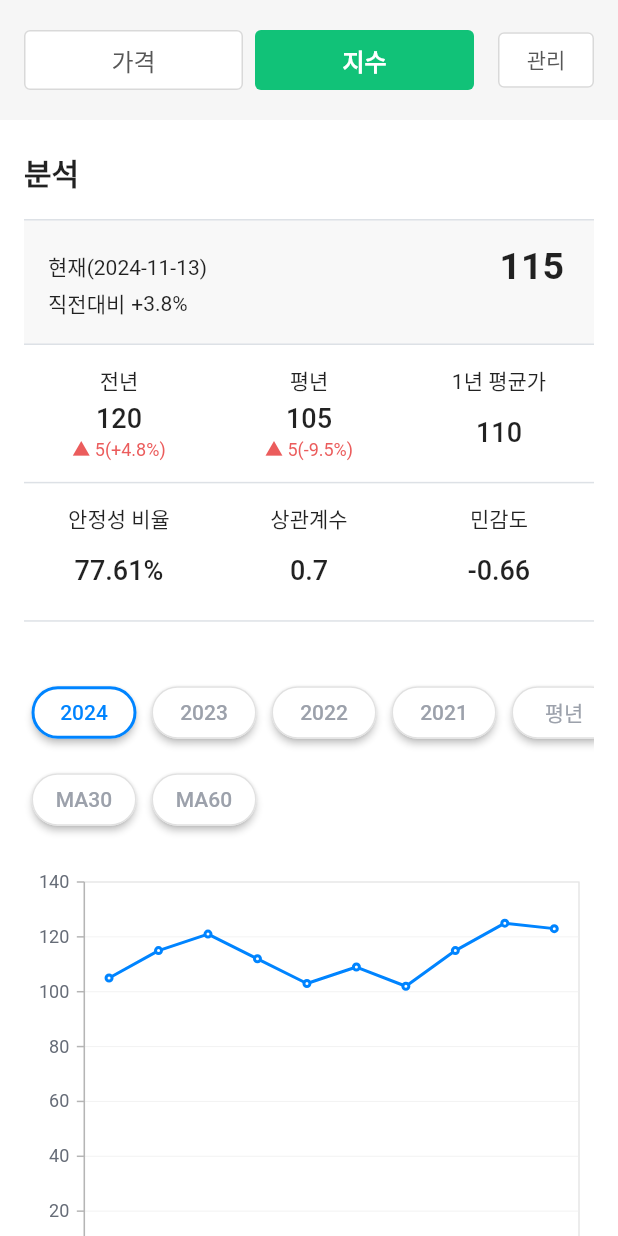
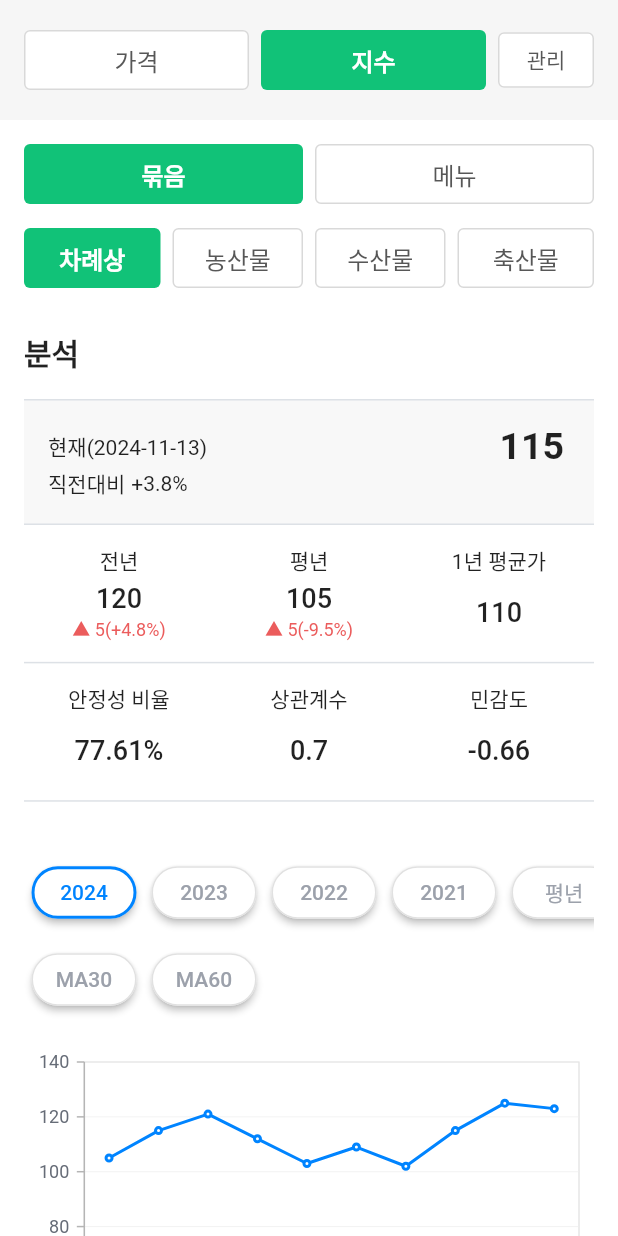
Before and after one commit to hyeonjinie/v3.1, a Flutter app: the SubscriptedPage widget shown alone on an empty page, opened directly, after a tap on "지수", on a phone screen of 412 x 824 dp. Run offline on Flutter 3.47's test engine with Material 3 defaults, Android fonts, the phone set to English and light mode, and no system bars; our stand-ins replace carousel_slider, cloud_firestore, dio, equatable, firebase_auth, firebase_core and 4 more; missing offline and left inert: kpostal; accounts and stored records are empty; network calls fail; Roboto replaces fonts that are missing (Pretendard); project files that could hold a hidden picture were left out.

Commit message:
디렉토리 수정&카테고리 추가

```diff
--- /dev/null
+++ b/lib/screens/info_center/subscription/subscripted/mock_data/subs_mock.dart
@@ -0,0 +1,277 @@
+// 가격 카테고리
+const priceCategory = {
+  "categories": [
+    {
+      "level": 1,
+      "options": ["가격", "지수"]
+    },
+    {
+      "level": 2,
+      "options": ["경매", "도매", "소매", "수입"]
+    },
+    {
+      "level": 3,
+      "options": ["농산물", "축산물", "수산물", "가공식품"]
+    },
+  ],
+  "products": [
+    {
+      "name": "딸기",
+      "price": 500000,
+      "filters": {
+        "terms": "D+7",
+        "markets": "경매",
+        "category": "농산물",
+        "subtype": "과일",
+        "detail": "과실류"
+      }
+    },
+    {
+      "name": "딸기",
+      "price": 500000,
+      "filters": {
+        "terms": "D+7",
+        "markets": "도매",
+        "category": "농산물",
+        "subtype": "과일",
+        "detail": "과실류"
+      }
+    },
+    {
+      "name": "사과",
+      "price": 1500000,
+      "filters": {
+        "terms": "D+15",
+        "markets": "소매",
+        "category": "농산물",
+        "subtype": "과일",
+        "detail": "과실류"
+      }
+    },
+    {
+      "name": "포도",
+      "price": 3000000,
+      "filters": {
+        "terms": "D+30",
+        "markets": "도매",
+        "category": "농산물",
+        "subtype": "과일",
+        "detail": "과실류"
+      }
+    },
+    {
+      "name": "상추",
+      "price": 500000,
+      "filters": {
+        "terms": "D+7",
+        "markets": "경매",
+        "category": "농산물",
+        "subtype": "채소",
+        "detail": "잎채류"
+      }
+    },
+    {
+      "name": "감자",
+      "price": 3000000,
+      "filters": {
+        "terms": "D+30",
+        "markets": "소매",
+        "category": "농산물",
+        "subtype": "채소",
+        "detail": "뿌리채소"
+      }
+    }
+  ]
+};
+
+// 지수 카테고리
+const indexCategory = {
+  "categories": [
+    {
+      "level": 1,
+      "options": ["지수"]
+    },
+    {
+      "level": 2,
+      "options": ["묶음", "메뉴"]
+    },
+    {
+      "level": 3,
+      "options": ["차례상", "농산물", "수산물", "축산물"]
+    },
+  ],
+  "indices": [
+    {
+      "name": "종합",
+      "price": 1500000,
+      "filters": {
+        "term": "D+15",
+        "category": "농산물",
+        "type": "묶음",
+        "detail": "표준코드별"
+      }
+    },
+    {
+      "name": "가락Top10",
+      "index_value": 500000,
+      "filters": {
+        "term": "D+7",
+        "category": "농산물",
+        "type": "묵음",
+        "detail": "시장별"
+      }
+    },
+  ]
+};
+
+// 가격 품목 샘플
+const priceProd = {
+    "딸기": {
+      "actual": {
+        "2021": {
+          "특": {
+            "price": [0, 0, 0, 0, 0, 0, 0, 11568.75, 10135.5, 10976.2, 10583.25, 10524.75],
+            "date": [1, 2, 3, 4, 5, 6, 7, 8, 9, 10 ,11 ,12]
+          },
+          "상": {
+            "price": [0, 0, 0, 0, 0, 0, 0, 11568.75, 10135.5, 10976.2, 10583.25, 10524.75],
+            "date": [1, 2, 3, 4, 5, 6, 7, 8, 9, 10 ,11 ,12]
+          }
+        },
+        "2022": {
+          "특": {
+            "price": [10445, 9672, 9419.75, 10370.6, 7578, 8171, 7914.8, 7208.25, 7916, 9566.2, 9144.25, 8540],
+            "date": [1, 2, 3, 4, 5, 6, 7, 8, 9, 10 ,11 ,12]
+          },
+          "상": {
+            "price": [10445, 9672, 9419.75, 10370.6, 7578, 8171, 7914.8, 7208.25, 7916, 9566.2, 9144.25, 8540],
+            "date": [1, 2, 3, 4, 5, 6, 7, 8, 9, 10 ,11 ,12]
+          }
+        },
+        "2023": {
+          "특": {
+            "price": [10445, 9672, 9419.75, 10370.6, 7578, 8171, 7914.8, 7208.25, 7916, 9566.2, 9144.25, 8540],
+            "date": [1, 2, 3, 4, 5, 6, 7, 8, 9, 10 ,11 ,12]
+          },
+          "중": {
+            "price": [10445, 9672, 9419.75, 10370.6, 7578, 8171, 7914.8, 7208.25, 7916, 9566.2, 9144.25, 8540],
+            "date": [1, 2, 3, 4, 5, 6, 7, 8, 9, 10 ,11 ,12]
+          }
+        },
+        "2024": {
+          "특": {
+            "price": [7300, 8422, 7374.9, 9552.25, 5837, 6741.8, 6355.75, 6794.25, 7093.4, 9637.5, null, null],
+            "date": [1, 2, 3, 4, 5, 6, 7, 8, 9, 10 ,11 ,12]
+          },
+          "상": {
+            "price": [7300, 8422, 7374.9, 9552.25, 5837, 6741.8, 6355.75, 6794.25, 7093.4, 9637.5, null, null],
+            "date": [1, 2, 3, 4, 5, 6, 7, 8, 9, 10 ,11 ,12]
+          }
+        },
+        "평년": {
+          "2023": {
+            "특": {
+              "price": [11568.75, 10135.5, 10976.2, 10583.25, 10524.75, 10583.25, 10524.75, 11568.75, 10135.5, 10976.2, 10583.25, 10524.75],
+              "date": [1, 2, 3, 4, 5, 6, 7, 8, 9, 10 ,11 ,12]
+            },
+            "상": {
+              "price": [11568.75, 10135.5, 10976.2, 10583.25, 10524.75, 10583.25, 10524.75, 11568.75, 10135.5, 10976.2, 10583.25, 10524.75],
+              "date": [1, 2, 3, 4, 5, 6, 7, 8, 9, 10 ,11 ,12]
+            }
+          },
+          "2024": {
+            "특": {
+              "price": [11568.75, 10135.5, 10976.2, 10583.25, 10524.75, 10583.25, 10524.75, 11568.75, 10135.5, 10976.2, 10583.25, 10524.75],
+              "date": [1, 2, 3, 4, 5, 6, 7, 8, 9, 10 ,11 ,12]
+            },
+            "상": {
+              "price": [11568.75, 10135.5, 10976.2, 10583.25, 10524.75, 10583.25, 10524.75, 11568.75, 10135.5, 10976.2, 10583.25, 10524.75],
+              "date": [1, 2, 3, 4, 5, 6, 7, 8, 9, 10 ,11 ,12]
+            }
+          },
+        },
+        "act_analysis": {
+            "date": "2024-11-13",
+            "this_value": 9637.5,
+            "rate_compared_last_value": 35.87,
+            "value_compared_last_year": 9566.2,
+            "diff_compared_last_value_year": 71.3,
+            "rate_compared_last_year": 0.75,
+            "value_compared_common_3years": 10271.2,
+            "diff_value_compared_common_3years": -633.7,
+            "rate_compared_common_3years": -6.17,
+            "year_average_value": 7726.82,
+            "year_change_value": 0.61,
+            "seasonal_index": 1.28,
+            "supply_stability_index": 6.13,
+            "currency_unit": "￦"
+            }
+      },
+      "predict": {
+        "2021": {
+          "특": {
+            "act_price": [11535.03, 10119.14, 10965.09, 10604.76, 10530.18, 11777.22, 10209.14, 10165.09, 10204.76, 10530.18, 11535.03, 10119.14],
+            "pred_price": [11777.22, 10209.14, 10165.09, 10204.76, 10530.18, 11535.03, 10119.14, 10965.09, 10604.76, 10530.18, 10965.09, 10604.76],
+            "date": [1, 2, 3, 4, 5, 6, 7, 8, 9, 10 ,11 ,12]
+          },
+          "상": {
+            "act_price": [11535.03, 10119.14, 10965.09, 10604.76, 10530.18, 11777.22, 10209.14, 10165.09, 10204.76, 10530.18, 11535.03, 10119.14],
+            "pred_price": [11777.22, 10209.14, 10165.09, 10204.76, 10530.18, 11535.03, 10119.14, 10965.09, 10604.76, 10530.18, 10965.09, 10604.76],
+            "date": [1, 2, 3, 4, 5, 6, 7, 8, 9, 10 ,11 ,12]
+          }
+        },
+        "2022": {
+          "특": {
+            "act_price": [10399.32, 9651.46, 9439.24, 10185.19, 7690.02, 8176.39, 7924.86, 7252.91, 7916.46, 9591.9, 9150.09, 8519.17],
+            "pred_price": [11535.03, 10119.14, 10965.09, 10604.76, 10530.18, 11777.22, 10209.14, 10165.09, 10204.76, 10530.18, 11535.03, 10119.14],
+            "date": [1, 2, 3, 4, 5, 6, 7, 8, 9, 10 ,11 ,12]
+          },
+          "상": {
+            "act_price": [10399.32, 9651.46, 9439.24, 10185.19, 7690.02, 8176.39, 7924.86, 7252.91, 7916.46, 9591.9, 9150.09, 8519.17],
+            "pred_price": [11535.03, 10119.14, 10965.09, 10604.76, 10530.18, 11777.22, 10209.14, 10165.09, 10204.76, 10530.18, 11535.03, 10119.14],
+            "date": [1, 2, 3, 4, 5, 6, 7, 8, 9, 10 ,11 ,12]
+          }
+        },
+        "2023": {
+          "특": {
+            "act_price": [10399.32, 9651.46, 9439.24, 10185.19, 7690.02, 8176.39, 7924.86, 7252.91, 7916.46, 9591.9, 9150.09, 8519.17],
+            "pred_price": [11535.03, 10119.14, 10965.09, 10604.76, 10530.18, 11777.22, 10209.14, 10165.09, 10204.76, 10530.18, 11535.03, 10119.14],
+            "date": [1, 2, 3, 4, 5, 6, 7, 8, 9, 10 ,11 ,12]
+          },
+          "상": {
+            "act_price": [10399.32, 9651.46, 9439.24, 10185.19, 7690.02, 8176.39, 7924.86, 7252.91, 7916.46, 9591.9, 9150.09, 8519.17],
+            "pred_price": [11535.03, 10119.14, 10965.09, 10604.76, 10530.18, 11777.22, 10209.14, 10165.09, 10204.76, 10530.18, 11535.03, 10119.14],
+            "date": [1, 2, 3, 4, 5, 6, 7, 8, 9, 10 ,11 ,12]
+          }
+        },
+        "2024": {
+          "특": {
+            "act_price": [7378.55, 8367.44, 7471.72, 8924.46, 6619.54, 7985.19, 7536.57],
+            "pred_price": [10399.32, 9651.46, 9439.24, 10185.19, 7690.02, 8176.39, 7924.86, 7252.91, 7916.46, 9591.9, 9150.09, 8519.17],
+            "date": [1, 2, 3, 4, 5, 6, 7, 8, 9, 10 ,11 ,12]
+          },
+          "상": {
+            "act_price": [7378.55, 8367.44, 7471.72, 8924.46, 6619.54, 7985.19, 7536.57],
+            "pred_price": [10399.32, 9651.46, 9439.24, 10185.19, 7690.02, 8176.39, 7924.86, 7252.91, 7916.46, 9591.9, 9150.09, 8519.17],
+            "date": [1, 2, 3, 4, 5, 6, 7, 8, 9, 10 ,11 ,12]
+          }
+        },
+        "pred_analysis": {
+            "date": "2024-11-14",
+            "predicted_price": 8590.86,
+            "rate_compared_last_value": -10.86,
+            "range": [
+                8216.13,
+                8965.59
+            ],
+            "out_of_range_probability": 31.73,
+            "stability_section_probability": 38.29,
+            "consistency_index": -5.15,
+            "seasonally_adjusted_price": 10996.3,
+            "signal_index": -4.31,
+            "currency_unit": "￦",
+            "weight_unit": "ton"
+        }
+      }
+    }
+  };
--- /dev/null
+++ b/lib/screens/info_center/subscription/subscripted/models/category_model.dart
@@ -0,0 +1,30 @@
+// category_model.dart
+class Category {
+  final int level;
+  final List<String> options;
+
+  Category({required this.level, required this.options});
+
+  factory Category.fromMap(Map<String, dynamic> map) {
+    return Category(
+      level: map['level'],
+      options: List<String>.from(map['options']),
+    );
+  }
+}
+
+class Product {
+  final String name;
+  final int price;
+  final Map<String, String> filters;
+
+  Product({required this.name, required this.price, required this.filters});
+
+  factory Product.fromMap(Map<String, dynamic> map) {
+    return Product(
+      name: map['name'],
+      price: map['price'],
+      filters: Map<String, String>.from(map['filters']),
+    );
+  }
+}
--- /dev/null
+++ b/lib/screens/info_center/subscription/subscripted/service/category_service.dart
@@ -0,0 +1,24 @@
+import 'package:v3_mvp/screens/info_center/subscription/subscripted/mock_data/subs_mock.dart';
+import 'package:v3_mvp/screens/info_center/subscription/subscripted/models/category_model.dart';
+
+class CategoryService {
+  List<Category> getPriceCategories() {
+    final categories = priceCategory['categories'] as List<dynamic>;
+    return categories.map((e) => Category.fromMap(e)).toList();
+  }
+
+  List<Product> getPriceProducts() {
+    final products = priceCategory['products'] as List<dynamic>;
+    return products.map((e) => Product.fromMap(e)).toList();
+  }
+
+  List<Category> getIndexCategories() {
+    final categories = indexCategory['categories'] as List<dynamic>;
+    return categories.map((e) => Category.fromMap(e)).toList();
+  }
+
+  List<Product> getIndexProducts() {
+    final products = indexCategory['indices'] as List<dynamic>;
+    return products.map((e) => Product.fromMap(e)).toList();
+  }
+}
--- a/lib/screens/info_center/subscription/subscripted_page.dart
+++ b/lib/screens/info_center/subscription/subscripted/subscripted_page.dart
@@ -1,6 +1,8 @@
 import 'package:flutter/material.dart';
-import 'package:v3_mvp/screens/info_center/subscription/sub_index_info.dart';
-import 'package:v3_mvp/screens/info_center/subscription/sub_price_info.dart';
+import 'package:v3_mvp/screens/info_center/subscription/subscripted/models/category_model.dart';
+import 'package:v3_mvp/screens/info_center/subscription/subscripted/service/category_service.dart';
+import 'package:v3_mvp/screens/info_center/subscription/subscripted/sub_index_info.dart';
+import 'package:v3_mvp/screens/info_center/subscription/subscripted/sub_price_info.dart';
 
 class SubscriptedPage extends StatefulWidget {
   const SubscriptedPage({Key? key}) : super(key: key);
@@ -10,7 +12,33 @@ class SubscriptedPage extends StatefulWidget {
 }
 
 class _SubscriptedPageState extends State<SubscriptedPage> {
-  bool isPriceSelected = true; // '가격' 버튼이 선택된 상태
+  final CategoryService _service = CategoryService();
+  late List<Category> categories;
+  bool isPriceSelected = true;
+
+  // 선택 상태를 관리하는 변수
+  late Map<int, String> selectedOptions;
+
+  @override
+  void initState() {
+    super.initState();
+    _updateCategories();
+  }
+
+  // 카테고리 및 선택 옵션 초기화
+  void _updateCategories() {
+    categories = isPriceSelected ? _service.getPriceCategories() : _service.getIndexCategories();
+    selectedOptions = {
+      2: categories
+          .firstWhere((cat) => cat.level == 2)
+          .options
+          .first, // Level 2의 첫 번째 옵션
+      3: categories
+          .firstWhere((cat) => cat.level == 3)
+          .options
+          .first, // Level 3의 첫 번째 옵션
+    };
+  }
 
   @override
   Widget build(BuildContext context) {
@@ -33,6 +61,7 @@ class _SubscriptedPageState extends State<SubscriptedPage> {
                         child: _buildToggleButton('가격', isPriceSelected, () {
                           setState(() {
                             isPriceSelected = true;
+                            _updateCategories(); // '가격' 카테고리로 업데이트
                           });
                         }),
                       ),
@@ -44,6 +73,7 @@ class _SubscriptedPageState extends State<SubscriptedPage> {
                         child: _buildToggleButton('지수', !isPriceSelected, () {
                           setState(() {
                             isPriceSelected = false;
+                            _updateCategories(); // '지수' 카테고리로 업데이트
                           });
                         }),
                       ),
@@ -51,7 +81,7 @@ class _SubscriptedPageState extends State<SubscriptedPage> {
                   ],
                 ),
               ),
-              const SizedBox(width: 16),
+              const SizedBox(width: 8),
               // 관리 버튼
               TextButton(
                 onPressed: () {
@@ -67,6 +97,23 @@ class _SubscriptedPageState extends State<SubscriptedPage> {
                 child: const Text('관리'),
               ),
             ],
+          ),
+        ),
+        const SizedBox(
+          height: 8,
+        ),
+        // 2행: Level2 버튼
+        Container(
+          padding: const EdgeInsets.symmetric(horizontal: 16.0, vertical: 8.0),
+          child: Row(
+            children: _buildLevelButtons(2),
+          ),
+        ),
+        // 3행: Level3 버튼
+        Container(
+          padding: const EdgeInsets.symmetric(horizontal: 16.0, vertical: 8.0),
+          child: Row(
+            children: _buildLevelButtons(3),
           ),
         ),
         // 정보 영역 (스크롤 가능)
@@ -103,4 +150,30 @@ class _SubscriptedPageState extends State<SubscriptedPage> {
       ),
     );
   }
+
+  // Level 버튼 생성
+  List<Widget> _buildLevelButtons(int level) {
+    final levelCategory = categories.firstWhere((cat) => cat.level == level);
+    return List.generate(levelCategory.options.length, (index) {
+      final option = levelCategory.options[index];
+      final isSelected = selectedOptions[level] == option;
+      return Expanded(
+        child: Padding(
+          padding: EdgeInsets.only(
+            left: index == 0 ? 0 : 4,
+            right: index == levelCategory.options.length - 1 ? 0 : 4,
+          ),
+          child: SizedBox(
+            height: 40,
+            child: _buildToggleButton(option, isSelected, () {
+              setState(() {
+                selectedOptions[level] = option; // 선택된 옵션 업데이트
+                print(selectedOptions);
+              });
+            }),
+          ),
+        ),
+      );
+    });
+  }
 }
--- a/lib/screens/info_center/subscription/widget/price_table.dart
+++ b/lib/screens/info_center/subscription/subscripted/widget/price_table.dart
@@ -1,5 +1,5 @@
 import 'package:flutter/material.dart';
-import 'package:v3_mvp/screens/info_center/subscription/widget/tooltip.dart';
+import 'package:v3_mvp/screens/info_center/subscription/subscripted/widget/tooltip.dart';
 
 class PriceTableWidget extends StatelessWidget {
   final List<List<String>> dataRows; // Dynamic data rows
```
Also changed, not shown: lib/screens/info_center/info_center_screen.dart (+3 -4 lines), lib/screens/info_center/subscription/subscripted/models/price_model.dart (added, +131 -0 lines), lib/screens/info_center/subscription/subscripted/service/prod_info_service.dart (added, +19 -0 lines), lib/screens/info_center/subscription/subscripted/sub_index_info.dart (renamed from lib/screens/info_center/subscription/sub_index_info.dart, +5 -5 lines), lib/screens/info_center/subscription/subscripted/sub_price_info.dart (renamed from lib/screens/info_center/subscription/sub_price_info.dart, +7 -7 lines), lib/screens/info_center/subscription/subscripted/mock_data/index_mock.dart (renamed from lib/screens/info_center/subscription/index_mock.dart), lib/screens/info_center/subscription/subscripted/mock_data/price_mock.dart (renamed from lib/screens/info_center/subscription/price_mock.dart), lib/screens/info_center/subscription/subscripted/widget/current_chart.dart (renamed from lib/screens/info_center/subscription/widget/current_chart.dart), lib/screens/info_center/subscription/subscripted/widget/grade_btn.dart (renamed from lib/screens/info_center/subscription/widget/grade_btn.dart), lib/screens/info_center/subscription/subscripted/widget/index_curr_chart.dart (renamed from lib/screens/info_center/subscription/widget/index_curr_chart.dart), lib/screens/info_center/subscription/subscripted/widget/pred_curr_chart.dart (renamed from lib/screens/info_center/subscription/widget/pred_curr_chart.dart), lib/screens/info_center/subscription/subscripted/widget/seasonal_bar.dart (renamed from lib/screens/info_center/subscription/widget/seasonal_bar.dart), lib/screens/info_center/subscription/subscripted/widget/tooltip.dart (renamed from lib/screens/info_center/subscription/widget/tooltip.dart), lib/screens/info_center/subscription/subscripted/widget/year_btn.dart (renamed from lib/screens/info_center/subscription/widget/year_btn.dart).
